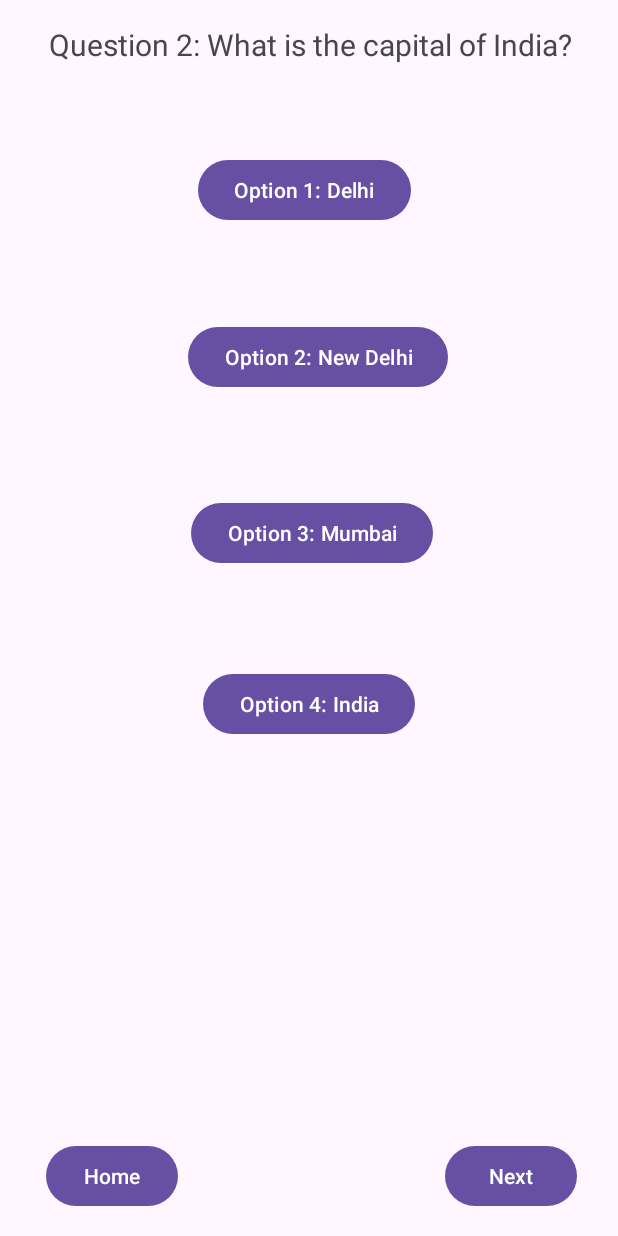
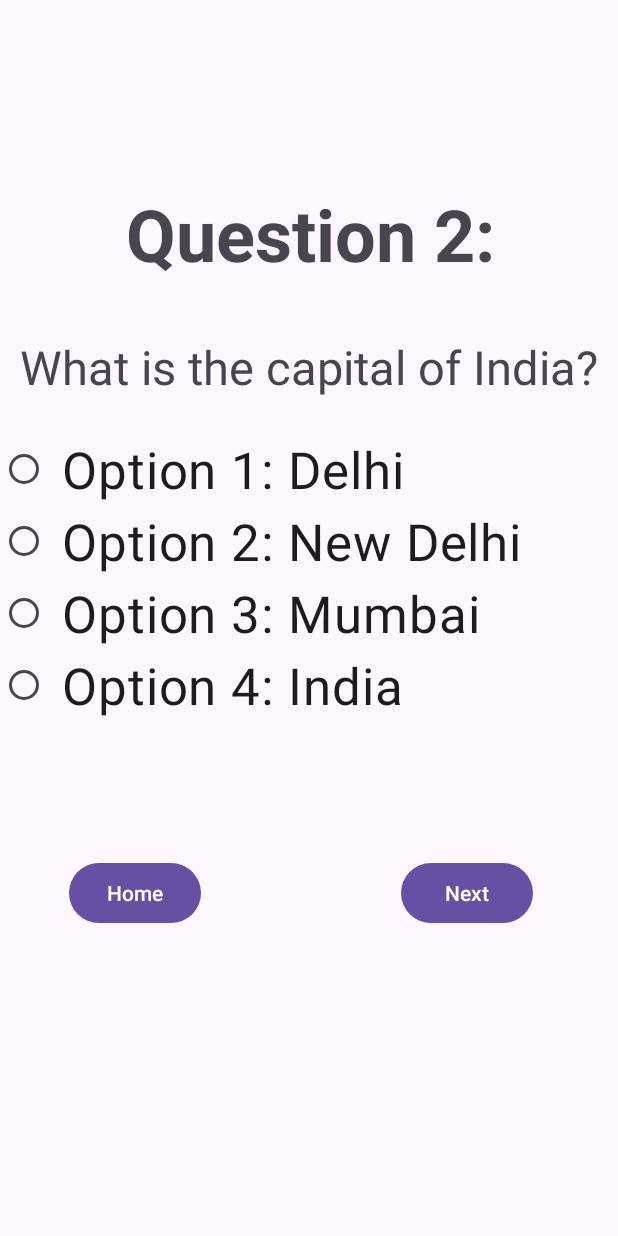
Before and after one commit to puroy3/Quizzie, an Android app: the QuestionActivity2 screen opened directly, with no data from a screen before it, on a phone screen of 412 x 824 dp. Run offline under Robolectric (Android 15) with nearby library versions, the light colour scheme and no system bars.

Commit message:
Use radio buttons

```diff
--- a/app/src/main/res/layout/activity_question2.xml
+++ b/app/src/main/res/layout/activity_question2.xml
@@ -11,94 +11,99 @@
         android:id="@+id/question2Text"
         android:layout_width="wrap_content"
         android:layout_height="wrap_content"
-        android:layout_marginStart="13dp"
-        android:layout_marginTop="16dp"
-        android:layout_marginEnd="13dp"
-        android:layout_marginBottom="59dp"
-        android:text="Question 2: What is the capital of India?"
-        android:textSize="20sp"
-        app:layout_constraintBottom_toBottomOf="parent"
+        android:layout_marginStart="83dp"
+        android:layout_marginTop="123dp"
+        android:layout_marginEnd="82dp"
+        android:layout_marginBottom="17dp"
+        android:text="Question 2:"
+        android:textSize="48sp"
+        android:textStyle="bold"
+        app:layout_constraintBottom_toTopOf="@+id/textView5"
         app:layout_constraintEnd_toEndOf="parent"
-        app:layout_constraintHorizontal_bias="0.529"
         app:layout_constraintStart_toStartOf="parent"
         app:layout_constraintTop_toTopOf="parent"
-        app:layout_constraintVertical_bias="0.0" />
-
-    <Button
-        android:id="@+id/option1bText"
-        android:layout_width="wrap_content"
-        android:layout_height="wrap_content"
-        android:layout_marginStart="119dp"
-        android:layout_marginTop="59dp"
-        android:layout_marginEnd="126dp"
-        android:text="Option 1: Delhi"
-        app:layout_constraintEnd_toEndOf="parent"
-        app:layout_constraintStart_toStartOf="parent"
-        app:layout_constraintTop_toBottomOf="@+id/question2Text" />
-
-    <Button
-        android:id="@+id/option2bText"
-        android:layout_width="wrap_content"
-        android:layout_height="wrap_content"
-        android:layout_marginStart="125dp"
-        android:layout_marginTop="63dp"
-        android:layout_marginEnd="125dp"
-        android:layout_marginBottom="69dp"
-        android:text="Option 2: New Delhi"
-        app:layout_constraintBottom_toBottomOf="parent"
-        app:layout_constraintEnd_toEndOf="parent"
-        app:layout_constraintHorizontal_bias="0.0"
-        app:layout_constraintStart_toStartOf="parent"
-        app:layout_constraintTop_toBottomOf="@+id/option1bText"
-        app:layout_constraintVertical_bias="0.0" />
-
-    <Button
-        android:id="@+id/option3bText"
-        android:layout_width="wrap_content"
-        android:layout_height="wrap_content"
-        android:layout_marginStart="122dp"
-        android:layout_marginTop="69dp"
-        android:layout_marginEnd="123dp"
-        android:text="Option 3: Mumbai"
-        app:layout_constraintEnd_toEndOf="parent"
-        app:layout_constraintHorizontal_bias="1.0"
-        app:layout_constraintStart_toStartOf="parent"
-        app:layout_constraintTop_toBottomOf="@+id/option2bText" />
-
-    <Button
-        android:id="@+id/option4bText"
-        android:layout_width="wrap_content"
-        android:layout_height="wrap_content"
-        android:layout_marginStart="119dp"
-        android:layout_marginTop="66dp"
-        android:layout_marginEnd="120dp"
-        android:text="Option 4: India"
-        app:layout_constraintEnd_toEndOf="parent"
-        app:layout_constraintStart_toStartOf="parent"
-        app:layout_constraintTop_toBottomOf="@+id/option3bText" />
+        app:layout_constraintVertical_bias="1.0" />
 
     <Button
         android:id="@+id/nextButton2"
         android:layout_width="wrap_content"
         android:layout_height="wrap_content"
-        android:layout_marginStart="296dp"
-        android:layout_marginEnd="27dp"
-        android:layout_marginBottom="16dp"
+        android:layout_marginStart="104dp"
+        android:layout_marginTop="44dp"
+        android:layout_marginEnd="48dp"
+        android:layout_marginBottom="160dp"
         android:text="Next"
         app:layout_constraintBottom_toBottomOf="parent"
         app:layout_constraintEnd_toEndOf="parent"
-        app:layout_constraintStart_toStartOf="parent" />
+        app:layout_constraintStart_toEndOf="@+id/homeButton2"
+        app:layout_constraintTop_toBottomOf="@+id/radioGroup2" />
 
     <Button
         android:id="@+id/homeButton2"
         android:layout_width="wrap_content"
         android:layout_height="wrap_content"
         android:layout_marginStart="37dp"
+        android:layout_marginTop="44dp"
         android:layout_marginEnd="20dp"
-        android:layout_marginBottom="16dp"
+        android:layout_marginBottom="160dp"
         android:text="Home"
         app:layout_constraintBottom_toBottomOf="parent"
-        app:layout_constraintEnd_toStartOf="@+id/option3bText"
-        app:layout_constraintHorizontal_bias="0.388"
-        app:layout_constraintStart_toStartOf="parent" />
+        app:layout_constraintEnd_toStartOf="@+id/nextButton2"
+        app:layout_constraintHorizontal_bias="0.353"
+        app:layout_constraintStart_toStartOf="parent"
+        app:layout_constraintTop_toBottomOf="@+id/radioGroup2" />
+
+    <TextView
+        android:id="@+id/textView5"
+        android:layout_width="wrap_content"
+        android:layout_height="wrap_content"
+        android:layout_marginStart="16dp"
+        android:layout_marginTop="18dp"
+        android:layout_marginEnd="16dp"
+        android:layout_marginBottom="46dp"
+        android:text="What is the capital of India?"
+        android:textSize="31sp"
+        app:layout_constraintBottom_toTopOf="@+id/radioGroup2"
+        app:layout_constraintEnd_toEndOf="parent"
+        app:layout_constraintStart_toStartOf="parent"
+        app:layout_constraintTop_toBottomOf="@+id/question2Text" />
+
+    <RadioGroup
+        android:id="@+id/radioGroup2"
+        android:layout_width="413dp"
+        android:layout_height="193dp"
+        android:layout_marginTop="23dp"
+        app:layout_constraintEnd_toEndOf="parent"
+        app:layout_constraintStart_toStartOf="parent"
+        app:layout_constraintTop_toBottomOf="@+id/textView5">
+
+        <RadioButton
+            android:id="@+id/radioButton"
+            android:layout_width="match_parent"
+            android:layout_height="wrap_content"
+            android:text=" Option 1: Delhi"
+            android:textSize="34sp" />
+
+        <RadioButton
+            android:id="@+id/radioButton2"
+            android:layout_width="match_parent"
+            android:layout_height="wrap_content"
+            android:text=" Option 2: New Delhi"
+            android:textSize="34sp" />
+
+        <RadioButton
+            android:id="@+id/radioButton3"
+            android:layout_width="match_parent"
+            android:layout_height="wrap_content"
+            android:text=" Option 3: Mumbai"
+            android:textSize="34sp" />
+
+        <RadioButton
+            android:id="@+id/radioButton4"
+            android:layout_width="match_parent"
+            android:layout_height="wrap_content"
+            android:text=" Option 4: India"
+            android:textSize="34sp" />
+    </RadioGroup>
+
 </androidx.constraintlayout.widget.ConstraintLayout>
```
Also changed, not shown: app/src/main/res/layout/activity_question1.xml (+70 -57 lines), app/src/main/res/layout/activity_question3.xml (+71 -59 lines).
